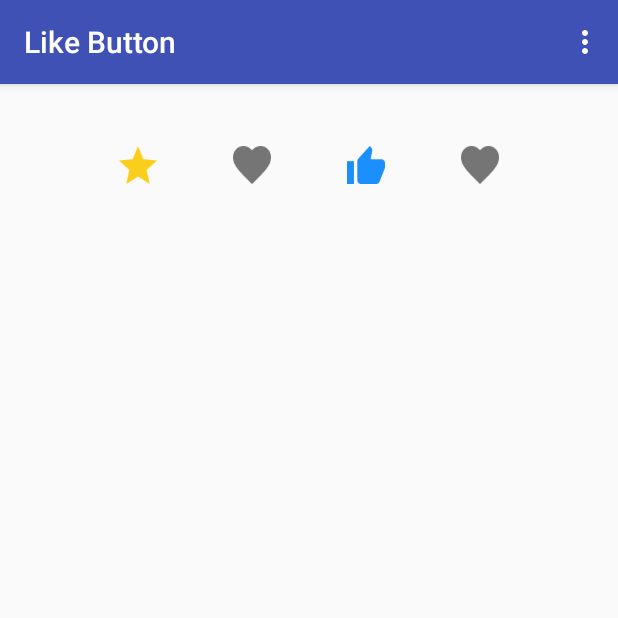
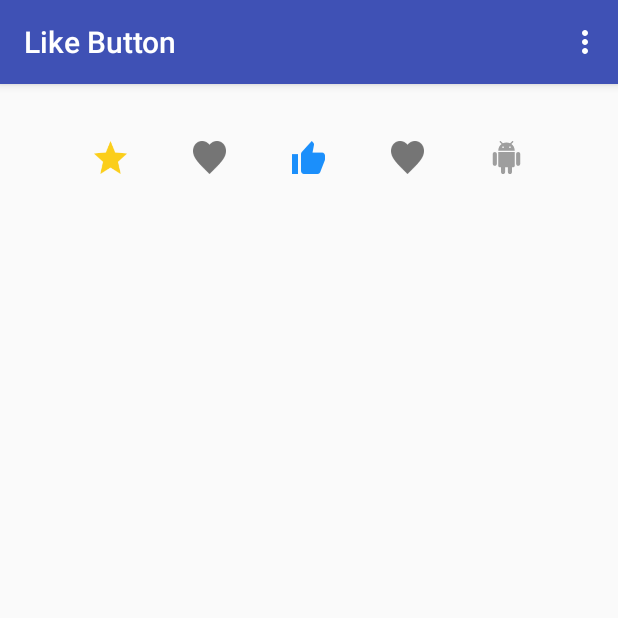
Before and after one commit to jd-alexander/LikeButton, an Android app: the screen it shows after launch (MainActivity), on a phone screen of 412 x 824 dp, the top half of it. Run offline under Robolectric (Android 15) with nearby library versions, the phone set to English and light mode, and no system bars; our stand-ins replace ButterKnife; libraries missing offline, so code that uses them is left out: com.mikepenz.community_material_typeface_library, com.mikepenz.iconics; 2 statements that could not run were skipped.

Commit message:
Add vector sample

```diff
--- a/app/build.gradle
+++ b/app/build.gradle
@@ -14,6 +14,7 @@ android {
         targetSdkVersion 23
         versionCode 1
         versionName "1.0"
+        vectorDrawables.useSupportLibrary = true
     }
     buildTypes {
         release {
@@ -25,10 +26,10 @@ android {
 
 dependencies {
     compile fileTree(dir: 'libs', include: ['*.jar'])
-    compile 'com.android.support:appcompat-v7:23.1.1'
-    compile 'com.android.support:design:23.1.1'
-    //compile project(':likebutton')
-    compile 'com.github.jd-alexander:LikeButton:0.1.6'
+    compile 'com.android.support:appcompat-v7:23.2.0'
+    compile 'com.android.support:design:23.2.0'
+    compile project(':likebutton')
+    //compile 'com.github.jd-alexander:LikeButton:0.1.6'
     compile 'com.jakewharton:butterknife:7.0.1'
     compile 'com.mikepenz:iconics-core:2.5.2@aar'
     compile 'com.mikepenz:community-material-typeface:1.3.41.1@aar'
--- /dev/null
+++ b/app/src/main/res/drawable/ic_android_green_500_24dp.xml
@@ -0,0 +1,4 @@
+<?xml version="1.0" encoding="UTF-8" standalone="no"?>
+<vector xmlns:android="http://schemas.android.com/apk/res/android" android:height="24dp" android:viewportHeight="24.0" android:viewportWidth="24.0" android:width="24dp">
+    <path android:fillColor="#4CAF50" android:pathData="M6,18c0,0.55 0.45,1 1,1h1v3.5c0,0.83 0.67,1.5 1.5,1.5s1.5,-0.67 1.5,-1.5L11,19h2v3.5c0,0.83 0.67,1.5 1.5,1.5s1.5,-0.67 1.5,-1.5L16,19h1c0.55,0 1,-0.45 1,-1L18,8L6,8v10zM3.5,8C2.67,8 2,8.67 2,9.5v7c0,0.83 0.67,1.5 1.5,1.5S5,17.33 5,16.5v-7C5,8.67 4.33,8 3.5,8zM20.5,8c-0.83,0 -1.5,0.67 -1.5,1.5v7c0,0.83 0.67,1.5 1.5,1.5s1.5,-0.67 1.5,-1.5v-7c0,-0.83 -0.67,-1.5 -1.5,-1.5zM15.53,2.16l1.3,-1.3c0.2,-0.2 0.2,-0.51 0,-0.71 -0.2,-0.2 -0.51,-0.2 -0.71,0l-1.48,1.48C13.85,1.23 12.95,1 12,1c-0.96,0 -1.86,0.23 -2.66,0.63L7.85,0.15c-0.2,-0.2 -0.51,-0.2 -0.71,0 -0.2,0.2 -0.2,0.51 0,0.71l1.31,1.31C6.97,3.26 6,5.01 6,7h12c0,-1.99 -0.97,-3.75 -2.47,-4.84zM10,5L9,5L9,4h1v1zM15,5h-1L14,4h1v1z"/>
+</vector>
--- /dev/null
+++ b/app/src/main/res/drawable/ic_android_grey_500_24dp.xml
@@ -0,0 +1,4 @@
+<?xml version="1.0" encoding="UTF-8" standalone="no"?>
+<vector xmlns:android="http://schemas.android.com/apk/res/android" android:height="24dp" android:viewportHeight="24.0" android:viewportWidth="24.0" android:width="24dp">
+    <path android:fillColor="#9E9E9E" android:pathData="M6,18c0,0.55 0.45,1 1,1h1v3.5c0,0.83 0.67,1.5 1.5,1.5s1.5,-0.67 1.5,-1.5L11,19h2v3.5c0,0.83 0.67,1.5 1.5,1.5s1.5,-0.67 1.5,-1.5L16,19h1c0.55,0 1,-0.45 1,-1L18,8L6,8v10zM3.5,8C2.67,8 2,8.67 2,9.5v7c0,0.83 0.67,1.5 1.5,1.5S5,17.33 5,16.5v-7C5,8.67 4.33,8 3.5,8zM20.5,8c-0.83,0 -1.5,0.67 -1.5,1.5v7c0,0.83 0.67,1.5 1.5,1.5s1.5,-0.67 1.5,-1.5v-7c0,-0.83 -0.67,-1.5 -1.5,-1.5zM15.53,2.16l1.3,-1.3c0.2,-0.2 0.2,-0.51 0,-0.71 -0.2,-0.2 -0.51,-0.2 -0.71,0l-1.48,1.48C13.85,1.23 12.95,1 12,1c-0.96,0 -1.86,0.23 -2.66,0.63L7.85,0.15c-0.2,-0.2 -0.51,-0.2 -0.71,0 -0.2,0.2 -0.2,0.51 0,0.71l1.31,1.31C6.97,3.26 6,5.01 6,7h12c0,-1.99 -0.97,-3.75 -2.47,-4.84zM10,5L9,5L9,4h1v1zM15,5h-1L14,4h1v1z"/>
+</vector>
--- a/app/src/main/res/layout/content_main.xml
+++ b/app/src/main/res/layout/content_main.xml
@@ -5,8 +5,6 @@
     android:layout_width="match_parent"
     android:layout_height="match_parent"
     android:paddingBottom="@dimen/activity_vertical_margin"
-    android:paddingLeft="@dimen/activity_horizontal_margin"
-    android:paddingRight="@dimen/activity_horizontal_margin"
     android:paddingTop="@dimen/activity_vertical_margin"
     app:layout_behavior="@string/appbar_scrolling_view_behavior"
     tools:context="com.like.example.MainActivity"
@@ -23,14 +21,14 @@
             android:id="@+id/star_button"
             android:layout_width="wrap_content"
             android:layout_height="wrap_content"
-            app:icon_size="25dp"
+            app:icon_size="22dp"
             app:icon_type="star" />
 
         <com.like.LikeButton
             android:id="@+id/heart_button"
             android:layout_width="wrap_content"
             android:layout_height="wrap_content"
-            app:icon_size="25dp"
+            app:icon_size="22dp"
             app:anim_scale_factor="3"
             app:icon_type="heart" />
 
@@ -42,7 +40,7 @@
             app:circle_start_color="@android:color/holo_blue_bright"
             app:dots_primary_color="@android:color/holo_blue_light"
             app:dots_secondary_color="@android:color/holo_blue_dark"
-            app:icon_size="25dp"
+            app:icon_size="22dp"
             app:like_drawable="@drawable/thumb_on"
             app:unlike_drawable="@drawable/thumb_off" />
 
@@ -54,6 +52,18 @@
             app:circle_start_color="@android:color/holo_purple"
             app:dots_primary_color="@android:color/holo_blue_dark"
             app:dots_secondary_color="@android:color/holo_blue_light"
-            app:icon_size="25dp" />
+            app:icon_size="22dp" />
+
+        <com.like.LikeButton
+            android:id="@+id/vector_android_button"
+            android:layout_width="wrap_content"
+            android:layout_height="wrap_content"
+            app:circle_end_color="@android:color/holo_green_dark"
+            app:circle_start_color="@android:color/holo_green_dark"
+            app:dots_primary_color="@android:color/holo_green_dark"
+            app:dots_secondary_color="@android:color/holo_green_light"
+            app:icon_size="22dp"
+            app:like_drawable="@drawable/ic_android_green_500_24dp"
+            app:unlike_drawable="@drawable/ic_android_grey_500_24dp" />
     </LinearLayout>
 </RelativeLayout>
```
